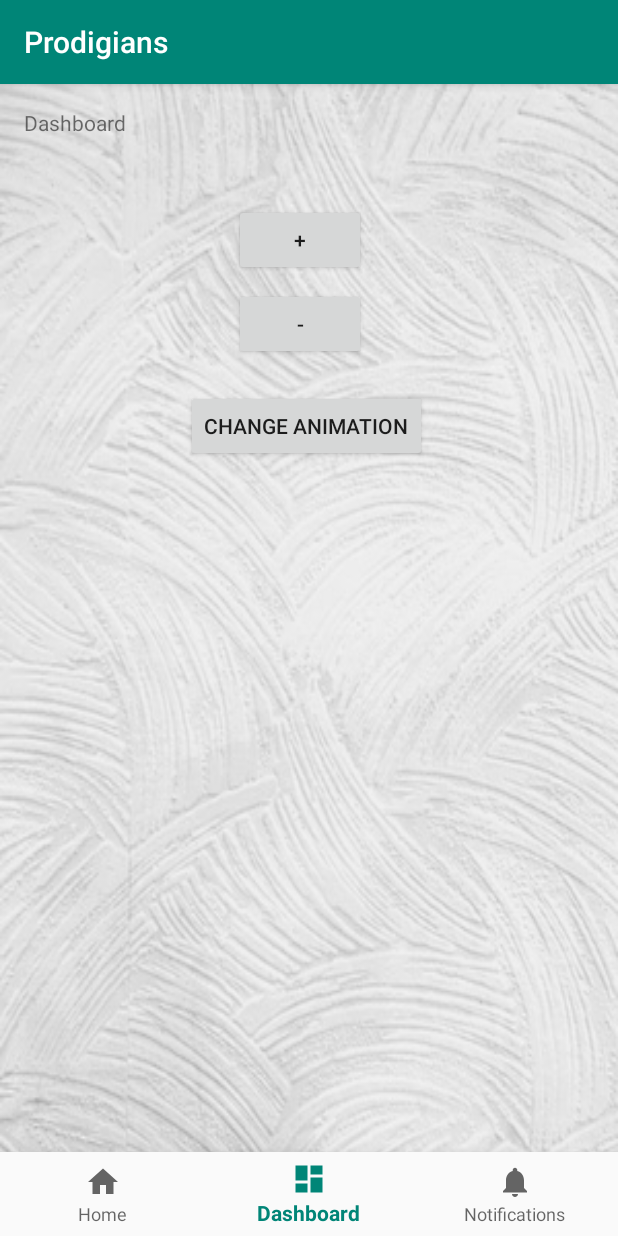
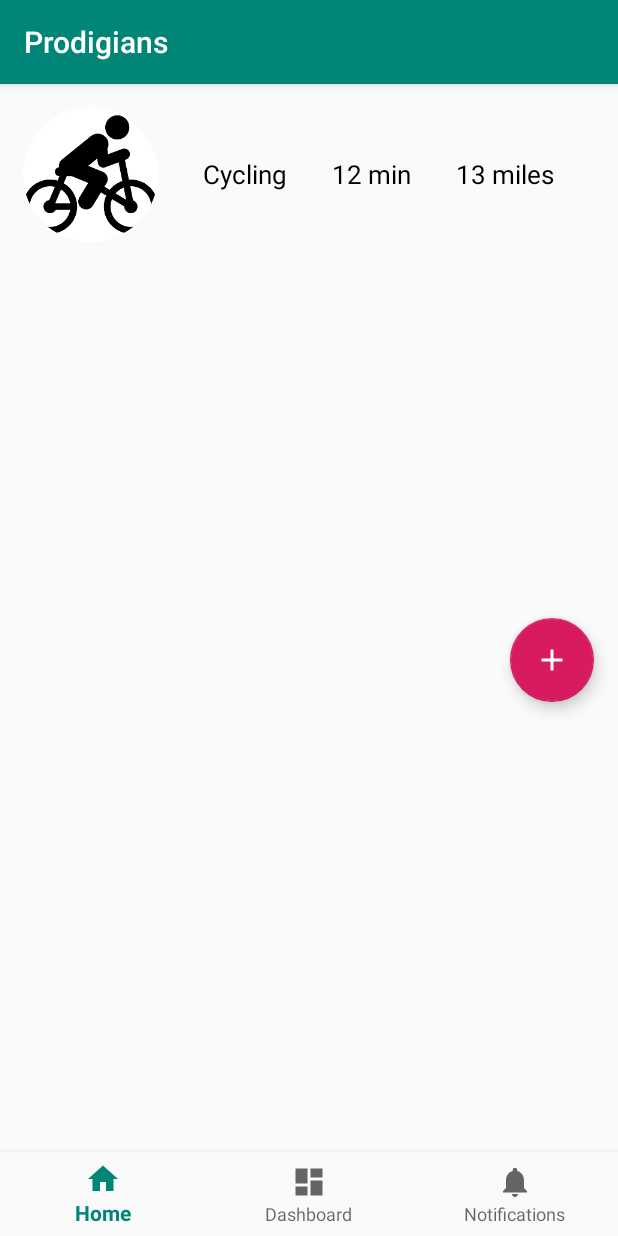
Before and after one commit to chelsea-zhou/Prodigians, an Android app: the screen it shows after launch (MainActivity before the commit, Activity_Data after it), item 2 of the bottom bar chosen, on a phone screen of 412 x 824 dp. Run offline under Robolectric (Android 15) with nearby library versions, the phone set to English and light mode, and no system bars; our stand-ins replace CircleImageView; pictures from the network do not load.

Commit message:
integrate with animation + navigation bar

```diff
--- a/app/src/main/AndroidManifest.xml
+++ b/app/src/main/AndroidManifest.xml
@@ -17,6 +17,8 @@
                 <category android:name="android.intent.category.LAUNCHER" />
             </intent-filter>
         </activity>
+
+        <activity android:name=".Activity_Data"></activity>
     </application>
 
 </manifest>
--- /dev/null
+++ b/app/src/main/java/com/example/prodigians/Activity_Data.java
@@ -0,0 +1,131 @@
+package com.example.prodigians;
+
+import android.arch.lifecycle.Observer;
+import android.arch.lifecycle.ViewModelProviders;
+import android.content.Intent;
+import android.support.annotation.NonNull;
+import android.support.annotation.Nullable;
+import android.support.design.widget.BottomNavigationView;
+import android.support.design.widget.FloatingActionButton;
+import android.support.v7.app.AppCompatActivity;
+import android.os.Bundle;
+import android.support.v7.widget.LinearLayoutManager;
+import android.support.v7.widget.RecyclerView;
+import android.view.MenuItem;
+import android.view.View;
+import android.widget.ProgressBar;
+
+import com.example.prodigians.adapters.RecyclerAdapter;
+import com.example.prodigians.models.NicePlace;
+import com.example.prodigians.viewmodels.MainActivityViewModel;
+
+import java.util.ArrayList;
+import java.util.List;
+import android.util.Log;
+
+public class Activity_Data extends AppCompatActivity {
+
+    private static final String TAG = "Activity_Data";
+
+    private FloatingActionButton mFab;
+    private RecyclerView mRecyclerView;
+    private RecyclerAdapter mAdapter;
+    private ProgressBar mProgressBar;
+    private MainActivityViewModel mMainActivityViewModel;
+
+    private BottomNavigationView.OnNavigationItemSelectedListener mOnNavigationItemSelectedListener
+            = new BottomNavigationView.OnNavigationItemSelectedListener() {
+
+        @Override
+        public boolean onNavigationItemSelected(@NonNull MenuItem item) {
+            switch (item.getItemId()) {
+                case R.id.navigation_home:
+                    //mTextMessage.setText(R.string.title_home);
+
+                    Intent intent1 = new Intent(Activity_Data.this,MainActivity.class);
+                    startActivity(intent1);
+                    break;
+                //return true;
+                case R.id.navigation_notifications:
+                    //mTextMessage.setText(R.string.title_notifications);
+//                    Intent intent2 = new Intent(Activity_Data.this,Notification.class);
+//                    startActivity(intent2);
+                    //return true;
+                    break;
+            }
+            return false;
+        }
+    };
+
+    @Override
+    protected void onCreate(@Nullable Bundle savedInstanceState) {
+        super.onCreate(savedInstanceState);
+        setContentView(R.layout.activity_data);
+        mFab = findViewById(R.id.fab);
+        mRecyclerView = findViewById(R.id.recycler_view);
+        mProgressBar = findViewById(R.id.progress_bar);
+
+        mMainActivityViewModel = ViewModelProviders.of(this).get(MainActivityViewModel.class);
+
+        mMainActivityViewModel.init();
+
+        mMainActivityViewModel.getNicePlaces().observe(this, new Observer<List<NicePlace>>() {
+            @Override
+            public void onChanged(@Nullable List<NicePlace> nicePlaces) {
+                mAdapter.notifyDataSetChanged();
+            }
+        });
+
+        mMainActivityViewModel.getIsUpdating().observe(this, new Observer<Boolean>() {
+            @Override
+            public void onChanged(@Nullable Boolean aBoolean) {
+                if(aBoolean){
+                    showProgressBar();
+                }
+                else{
+                    hideProgressBar();
+                    Log.v(TAG, "hide progress bar");
+                    mRecyclerView.smoothScrollToPosition(mMainActivityViewModel.getNicePlaces().getValue().size()-1);
+                }
+            }
+        });
+
+
+        mFab.setOnClickListener(new View.OnClickListener() {
+            @Override
+            public void onClick(View view) {
+                mMainActivityViewModel.addNewValue(
+                        new NicePlace(
+                                R.drawable.walk,
+                                "walk",
+                                12,
+                                13
+                        )
+                );
+            }
+        });
+
+        Log.v(TAG, "init recycler view");
+        initRecyclerView();
+
+        BottomNavigationView navView = findViewById(R.id.nav_view);
+        navView.setOnNavigationItemSelectedListener(mOnNavigationItemSelectedListener);
+    }
+
+    private void initRecyclerView(){
+        mAdapter = new RecyclerAdapter(this, mMainActivityViewModel.getNicePlaces().getValue());
+        RecyclerView.LayoutManager linearLayoutManager = new LinearLayoutManager(this);
+        mRecyclerView.setLayoutManager(linearLayoutManager);
+        mRecyclerView.setAdapter(mAdapter);
+    }
+
+    private void showProgressBar(){
+        mProgressBar.setVisibility(View.VISIBLE);
+    }
+
+    private void hideProgressBar(){
+        mProgressBar.setVisibility(View.GONE);
+    }
+
+
+}
--- a/app/src/main/java/com/example/prodigians/MainActivity.java
+++ b/app/src/main/java/com/example/prodigians/MainActivity.java
@@ -19,6 +19,8 @@ import android.view.View;
 import android.view.ViewGroup;
 import android.widget.FrameLayout;
 import android.view.View.OnClickListener;
+
+import android.content.Intent;
 
 import android.support.constraint.ConstraintLayout;
 import android.widget.LinearLayout;
@@ -44,13 +46,18 @@ public class MainActivity extends AppCompatActivity {
             switch (item.getItemId()) {
                 case R.id.navigation_home:
                     mTextMessage.setText(R.string.title_home);
-                    return true;
+                    //return true;
+                    break;
                 case R.id.navigation_dashboard:
                     mTextMessage.setText(R.string.title_dashboard);
-                    return true;
+                    Intent intent1 = new Intent(MainActivity.this,Activity_Data.class);
+                    startActivity(intent1);
+                    break;
+
                 case R.id.navigation_notifications:
                     mTextMessage.setText(R.string.title_notifications);
-                    return true;
+                    //return true;
+                    break;
             }
             return false;
         }
--- /dev/null
+++ b/app/src/main/java/com/example/prodigians/adapters/RecyclerAdapter.java
@@ -0,0 +1,86 @@
+package com.example.prodigians.adapters;
+
+import android.content.Context;
+import android.support.annotation.NonNull;
+import android.support.v7.widget.RecyclerView;
+import android.view.LayoutInflater;
+import android.view.View;
+import android.view.ViewGroup;
+import android.widget.TextView;
+
+import com.bumptech.glide.Glide;
+import com.bumptech.glide.request.RequestOptions;
+import com.example.prodigians.R;
+import com.example.prodigians.models.NicePlace;
+
+import java.util.ArrayList;
+import java.util.List;
+
+import de.hdodenhof.circleimageview.CircleImageView;
+
+public class RecyclerAdapter extends RecyclerView.Adapter<RecyclerView.ViewHolder> {
+
+    private List<NicePlace> mNicePlaces = new ArrayList<>();
+    private Context mContext;
+
+    public RecyclerAdapter(Context context, List<NicePlace> nicePlaces) {
+        mNicePlaces = nicePlaces;
+        mContext = context;
+    }
+
+    @NonNull
+    @Override
+    public RecyclerView.ViewHolder onCreateViewHolder(@NonNull ViewGroup viewGroup, int i) {
+        View view = LayoutInflater.from(viewGroup.getContext()).inflate(R.layout.layout_listitem, viewGroup, false);
+        ViewHolder vh = new ViewHolder(view);
+        return vh;
+    }
+
+    @Override
+    public void onBindViewHolder(@NonNull RecyclerView.ViewHolder viewHolder, int i) {
+
+        // Set the name of the 'NicePlace'
+        ((ViewHolder)viewHolder).mName.setText(mNicePlaces.get(i).getTitle());
+
+        ((ViewHolder)viewHolder).distance.setText(mNicePlaces.get(i).getDistance());
+
+        ((ViewHolder)viewHolder).time.setText(mNicePlaces.get(i).getTime());
+
+
+        // Set the image
+        RequestOptions defaultOptions = new RequestOptions()
+                .error(R.drawable.ic_launcher_background);
+        Glide.with(mContext)
+                .setDefaultRequestOptions(defaultOptions)
+                .load(mNicePlaces.get(i).getImageID())
+                .into(((ViewHolder)viewHolder).mImage);
+
+//
+//        Glide.with(mContext)
+//                .load(R.drawable.cycle)
+//                .into(((ViewHolder)viewHolder).mImage);
+    }
+
+    @Override
+    public int getItemCount() {
+        return mNicePlaces.size();
+    }
+
+    private class ViewHolder extends RecyclerView.ViewHolder{
+
+        private CircleImageView mImage;
+        private TextView mName;
+        private TextView time;
+        private TextView distance;
+
+        public ViewHolder(@NonNull View itemView) {
+            super(itemView);
+            mImage = itemView.findViewById(R.id.image);
+            mName = itemView.findViewById(R.id.image_name);
+            time = itemView.findViewById(R.id.time);
+            distance = itemView.findViewById(R.id.distance);
+
+
+        }
+    }
+}
--- /dev/null
+++ b/app/src/main/java/com/example/prodigians/models/NicePlace.java
@@ -0,0 +1,59 @@
+package com.example.prodigians.models;
+
+
+
+public class NicePlace {
+
+    private String activity;
+    private int imageID;
+    private int time_len;
+    private int distance;
+
+    public NicePlace(int imageID, String activity,int time_len,int distance) {
+        this.activity = activity;
+        this.imageID = imageID;
+        this.time_len = time_len;
+        this.distance = distance;
+    }
+
+    public NicePlace() {
+    }
+
+//acticity type
+    public String getTitle() {
+        return activity;
+    }
+
+    public void setTitle(String activity) {
+        this.activity = activity;
+    }
+
+//image for activity
+    public int getImageID() {
+        return imageID;
+    }
+
+    public void setImageID(int imageID) {
+        this.imageID = imageID;
+    }
+
+//length of activity time
+    public String getTime() {
+        return String.valueOf(time_len) + " min";
+    }
+
+    public void setTime(int time_len) {
+        this.time_len = time_len;
+    }
+
+//length of distance
+    public String getDistance() {
+        return String.valueOf(distance) + " miles";
+    }
+
+    public void setDistance(int distance) {
+        this.distance = distance;
+    }
+
+
+}
--- /dev/null
+++ b/app/src/main/java/com/example/prodigians/repositories/NicePlaceRepository.java
@@ -0,0 +1,79 @@
+package com.example.prodigians.repositories;
+
+import android.arch.lifecycle.MutableLiveData;
+
+import com.example.prodigians.models.NicePlace;
+
+import com.example.prodigians.R;
+
+import java.util.ArrayList;
+import java.util.List;
+
+
+/**
+ * Singleton pattern
+ */
+public class NicePlaceRepository {
+
+    private static NicePlaceRepository instance;
+    private ArrayList<NicePlace> dataSet = new ArrayList<>();
+
+
+    public static NicePlaceRepository getInstance(){
+        if(instance == null){
+            instance = new NicePlaceRepository();
+            instance.dataSet.add(
+                    new NicePlace(R.drawable.cycle,
+                            "Cycling",
+                            12,
+                            13));
+        }
+        return instance;
+    }
+
+
+    // Pretend to get data from a webservice or online source
+    public MutableLiveData<List<NicePlace>> getNicePlaces(){
+        setNicePlaces();
+        MutableLiveData<List<NicePlace>> data = new MutableLiveData<>();
+        data.setValue(dataSet);
+        return data;
+    }
+
+    private void setNicePlaces(){
+//        dataSet.add(
+//                new NicePlace(R.drawable.cycle,
+//                        "Cycling",
+//                        12,
+//                        13)
+////        );
+//        dataSet.add(
+//                new NicePlace("https://i.redd.it/tpsnoz5bzo501.jpg",
+//                        "Trondheim")
+//        );
+//        dataSet.add(
+//                new NicePlace("https://i.redd.it/qn7f9oqu7o501.jpg",
+//                        "Portugal")
+//        );
+//        dataSet.add(
+//                new NicePlace("https://i.redd.it/j6myfqglup501.jpg",
+//                        "Rocky Mountain National Park")
+//        );
+//        dataSet.add(
+//                new NicePlace("https://i.redd.it/0h2gm1ix6p501.jpg",
+//                        "Havasu Falls")
+//        );
+//        dataSet.add(
+//                new NicePlace("https://i.redd.it/k98uzl68eh501.jpg",
+//                        "Mahahual")
+//        );
+//        dataSet.add(
+//                new NicePlace("https://c1.staticflickr.com/5/4636/25316407448_de5fbf183d_o.jpg",
+//                        "Frozen Lake")
+//        );
+//        dataSet.add(
+//                new NicePlace("https://i.redd.it/obx4zydshg601.jpg",
+//                        "Austrailia")
+//        );
+    }
+}
--- /dev/null
+++ b/app/src/main/java/com/example/prodigians/viewmodels/MainActivityViewModel.java
@@ -0,0 +1,61 @@
+package com.example.prodigians.viewmodels;
+
+import android.arch.lifecycle.LiveData;
+import android.arch.lifecycle.MutableLiveData;
+import android.arch.lifecycle.ViewModel;
+import android.os.AsyncTask;
+
+import com.example.prodigians.models.NicePlace;
+import com.example.prodigians.repositories.NicePlaceRepository;
+
+import java.util.List;
+
+public class MainActivityViewModel extends ViewModel {
+
+    private MutableLiveData<List<NicePlace>> mNicePlaces;
+    private NicePlaceRepository mRepo;
+    private MutableLiveData<Boolean> mIsUpdating = new MutableLiveData<>();
+
+    public void init(){
+        if(mNicePlaces != null){
+            return;
+        }
+        mRepo = NicePlaceRepository.getInstance();
+        mNicePlaces = mRepo.getNicePlaces();
+    }
+
+    public void addNewValue(final NicePlace nicePlace){
+        mIsUpdating.setValue(true);
+
+        new AsyncTask<Void, Void, Void>(){
+            @Override
+            protected void onPostExecute(Void aVoid) {
+                super.onPostExecute(aVoid);
+                List<NicePlace> currentPlaces = mNicePlaces.getValue();
+                currentPlaces.add(nicePlace);
+                mNicePlaces.postValue(currentPlaces);
+                mIsUpdating.postValue(false);
+            }
+
+            @Override
+            protected Void doInBackground(Void... voids) {
+
+                try {
+                    Thread.sleep(2000);
+                } catch (InterruptedException e) {
+                    e.printStackTrace();
+                }
+                return null;
+            }
+        }.execute();
+    }
+
+    public LiveData<List<NicePlace>> getNicePlaces(){
+        return mNicePlaces;
+    }
+
+
+    public LiveData<Boolean> getIsUpdating(){
+        return mIsUpdating;
+    }
+}
--- /dev/null
+++ b/app/src/main/res/drawable/ic_add_white_24dp.xml
@@ -0,0 +1,5 @@
+<vector android:height="24dp" android:tint="#FFFFFF"
+    android:viewportHeight="24.0" android:viewportWidth="24.0"
+    android:width="24dp" xmlns:android="http://schemas.android.com/apk/res/android">
+    <path android:fillColor="#FF000000" android:pathData="M19,13h-6v6h-2v-6H5v-2h6V5h2v6h6v2z"/>
+</vector>
--- /dev/null
+++ b/app/src/main/res/layout/activity_data.xml
@@ -0,0 +1,60 @@
+<?xml version="1.0" encoding="utf-8"?>
+<android.support.design.widget.CoordinatorLayout
+    xmlns:android="http://schemas.android.com/apk/res/android"
+    xmlns:app="http://schemas.android.com/apk/res-auto"
+    xmlns:tools="http://schemas.android.com/tools"
+    android:layout_width="match_parent"
+    android:layout_height="match_parent"
+    tools:context=".Activity_Data">
+
+    <android.support.v7.widget.RecyclerView
+        android:layout_width="match_parent"
+        android:layout_height="match_parent"
+        android:id="@+id/recycler_view">
+
+
+    </android.support.v7.widget.RecyclerView>
+
+    <RelativeLayout
+        android:layout_width="match_parent"
+        android:layout_height="match_parent">
+
+        <ProgressBar
+            android:layout_width="wrap_content"
+            android:layout_height="wrap_content"
+            android:id="@+id/progress_bar"
+            android:layout_centerInParent="true"
+            android:visibility="gone"/>
+
+    </RelativeLayout>
+
+    <android.support.design.widget.FloatingActionButton
+        android:id="@+id/fab"
+        android:layout_width="wrap_content"
+        android:layout_height="wrap_content"
+        android:layout_alignParentEnd="true"
+        android:layout_alignParentRight="true"
+        android:layout_centerVertical="true"
+        android:layout_margin="16dp"
+        android:src="@drawable/ic_add_white_24dp"
+        app:layout_anchor="@+id/recycler_view"
+        app:layout_anchorGravity="end|center" />
+
+
+    <android.support.design.widget.BottomNavigationView
+        android:id="@+id/nav_view"
+        android:layout_width="match_parent"
+        android:layout_height="wrap_content"
+        android:background="?android:attr/windowBackground"
+        app:layout_constraintLeft_toLeftOf="parent"
+        app:layout_constraintRight_toRightOf="parent"
+
+        android:layout_gravity="end|bottom"
+        app:menu="@menu/bottom_nav_menu" />
+
+
+
+
+
+
+</android.support.design.widget.CoordinatorLayout>
--- /dev/null
+++ b/app/src/main/res/layout/layout_listitem.xml
@@ -0,0 +1,48 @@
+<?xml version="1.0" encoding="utf-8"?>
+<RelativeLayout xmlns:android="http://schemas.android.com/apk/res/android"
+    android:layout_width="match_parent"
+    android:layout_height="wrap_content"
+    android:padding="15dp"
+    android:id="@+id/parent_layout">
+
+    <de.hdodenhof.circleimageview.CircleImageView
+        android:layout_width="90dp"
+        android:layout_height="90dp"
+        android:id="@+id/image"
+        android:src="@mipmap/ic_launcher"/>
+
+    <TextView
+        android:layout_width="wrap_content"
+        android:layout_height="wrap_content"
+        android:text="Canada"
+        android:id="@+id/image_name"
+        android:layout_toRightOf="@+id/image"
+        android:textColor="#000"
+        android:layout_centerVertical="true"
+        android:layout_marginLeft="30dp"
+        android:textSize="17sp"/>
+
+    <TextView
+        android:layout_width="wrap_content"
+        android:layout_height="wrap_content"
+        android:text="Canada"
+        android:id="@+id/time"
+        android:layout_toRightOf="@+id/image_name"
+        android:textColor="#000"
+        android:layout_centerVertical="true"
+        android:layout_marginLeft="30dp"
+        android:textSize="17sp"/>
+    <TextView
+        android:layout_width="wrap_content"
+        android:layout_height="wrap_content"
+        android:text="Canada"
+        android:id="@+id/distance"
+        android:layout_toRightOf="@+id/time"
+        android:textColor="#000"
+        android:layout_centerVertical="true"
+        android:layout_marginLeft="30dp"
+        android:textSize="17sp"/>
+
+
+
+</RelativeLayout>
```
Also changed, not shown: app/build.gradle (+19 -0 lines), app/src/main/res/drawable/cycle.png (added), app/src/main/res/drawable/drive.png (added), app/src/main/res/drawable/run.png (added), app/src/main/res/drawable/still.png (added), app/src/main/res/drawable/walk.png (added), 4 other files.
